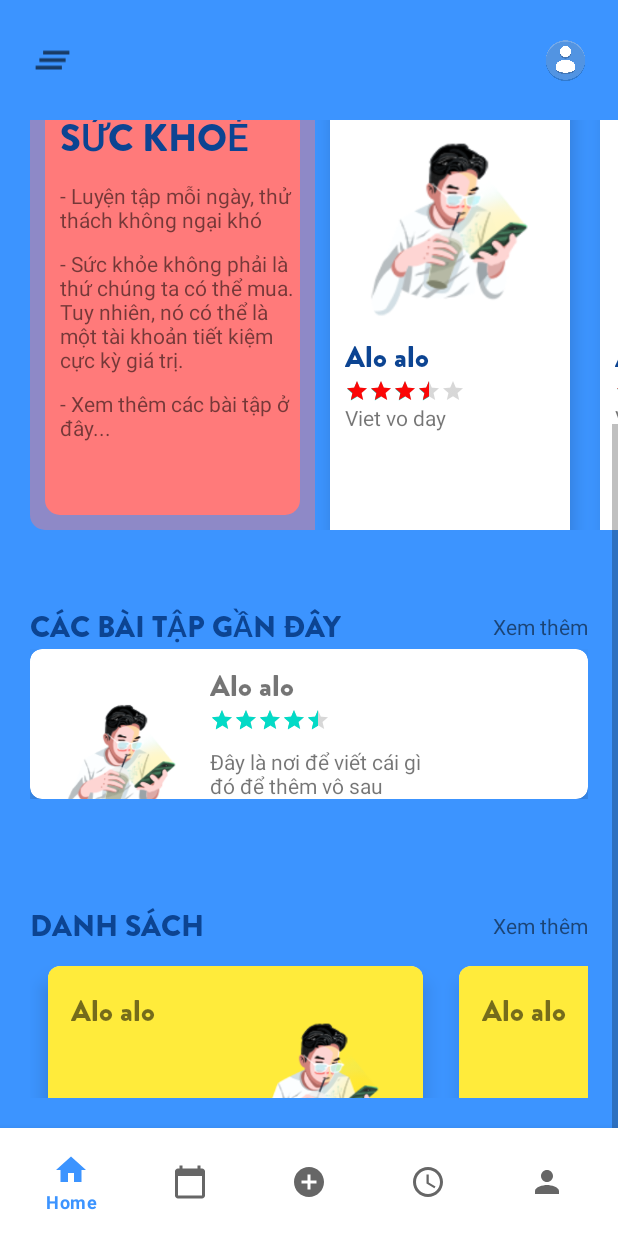
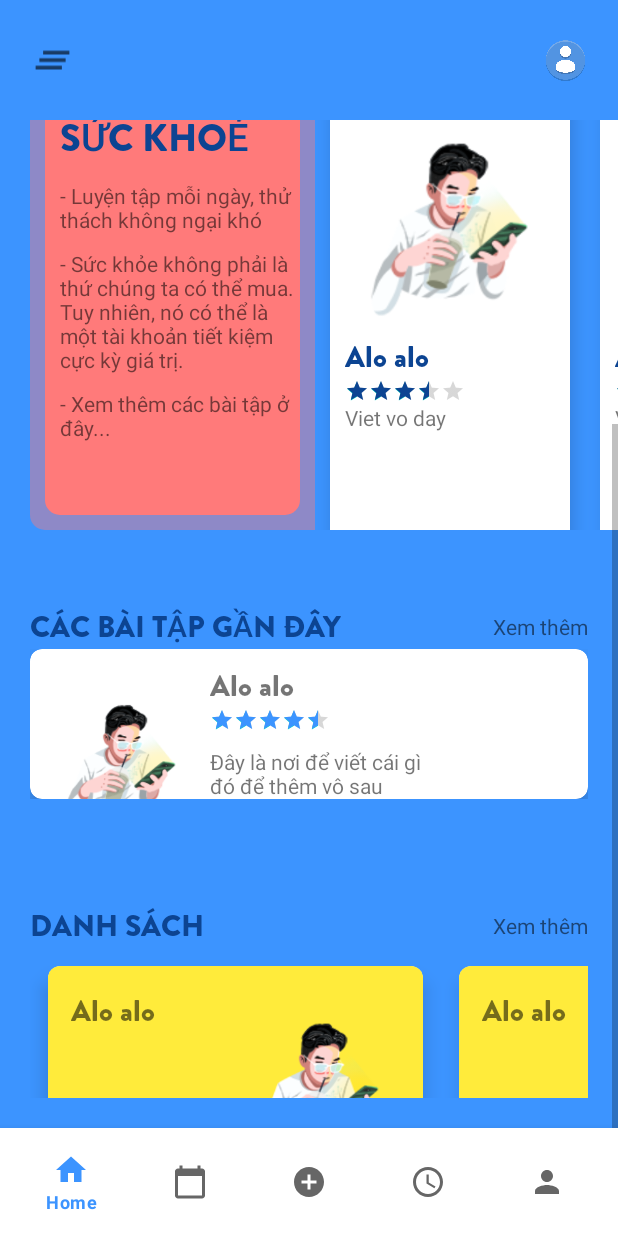
Before and after one commit to Long18/FitnessCare, an Android app: the screen it shows after launch once a user with an empty profile is signed in (MainActivity), scrolled down 290 dp, on a phone screen of 412 x 824 dp. Run offline under Robolectric (Android 15) with nearby library versions, the phone set to English and light mode, and no system bars; libraries missing offline, so code that uses them is left out: com.prolificinteractive.materialcalendarview, com.readystatesoftware.sqliteasset; 7 statements that could not run were skipped.

Commit message:
update color

```diff
--- a/app/src/main/res/layout/activity_forget_password.xml
+++ b/app/src/main/res/layout/activity_forget_password.xml
@@ -54,6 +54,7 @@
             android:layout_height="match_parent">
 
             <com.hbb20.CountryCodePicker
+                app:ccpDialog_searchEditTextTint="@color/colorPrimary"
                 android:id="@+id/phone_numer_forget"
                 android:layout_width="match_parent"
                 android:layout_height="wrap_content"
--- a/app/src/main/res/layout/activity_login.xml
+++ b/app/src/main/res/layout/activity_login.xml
@@ -54,6 +54,7 @@
                 android:paddingTop="10dp">
 
                 <com.hbb20.CountryCodePicker
+                    app:ccpDialog_searchEditTextTint="@color/colorPrimary"
                     android:id="@+id/phone_numer_log"
                     android:layout_width="match_parent"
                     android:layout_height="wrap_content"
--- a/app/src/main/res/layout/activity_register_part_three.xml
+++ b/app/src/main/res/layout/activity_register_part_three.xml
@@ -68,6 +68,7 @@
                     android:orientation="vertical">
 
                     <com.hbb20.CountryCodePicker
+                        app:ccpDialog_searchEditTextTint="@color/colorPrimary"
                         android:id="@+id/phone_numer"
                         android:layout_width="match_parent"
                         android:layout_height="wrap_content"
--- a/app/src/main/res/layout/activity_register_part_two.xml
+++ b/app/src/main/res/layout/activity_register_part_two.xml
@@ -85,18 +85,21 @@
                             android:id="@+id/radioButton3"
                             android:layout_width="wrap_content"
                             android:layout_height="wrap_content"
+                            android:buttonTint="@color/colorAccent"
                             android:text="Nam" />
 
                         <RadioButton
                             android:id="@+id/radioButton2"
                             android:layout_width="wrap_content"
                             android:layout_height="wrap_content"
+                            android:buttonTint="@color/colorAccent"
                             android:text="Nữ" />
 
                         <RadioButton
                             android:id="@+id/radioButton"
                             android:layout_width="wrap_content"
                             android:layout_height="wrap_content"
+                            android:buttonTint="@color/colorAccent"
                             android:text="Khác" />
                     </RadioGroup>
 
--- a/app/src/main/res/layout/categories_card.xml
+++ b/app/src/main/res/layout/categories_card.xml
@@ -18,7 +18,7 @@
             android:id="@+id/categories_title"
             android:layout_width="wrap_content"
             android:layout_height="wrap_content"
-            android:text="Đây là cái tiêu đề"
+            android:text="Cơ Tay"
             android:textSize="20sp"
             android:fontFamily="@font/brandon_grotesque_black"/>
 
--- a/app/src/main/res/layout/featured_card.xml
+++ b/app/src/main/res/layout/featured_card.xml
@@ -33,7 +33,7 @@
             style="@style/Widget.AppCompat.RatingBar.Small"
             android:layout_width="wrap_content"
             android:layout_height="wrap_content"
-            android:progressTint="#FB0606"
+            android:progressTint="@color/colorAccent"
             android:rating="3.5" />
 
         <TextView
--- a/app/src/main/res/layout/most_view_card.xml
+++ b/app/src/main/res/layout/most_view_card.xml
@@ -15,27 +15,29 @@
             android:id="@+id/ms_img"
             android:layout_width="100dp"
             android:layout_height="150dp"
-            android:src="@drawable/ic_mobile"/>
+            android:src="@drawable/ic_arms"/>
 
         <TextView
             android:id="@+id/ms_title"
             android:layout_width="wrap_content"
             android:layout_height="wrap_content"
-            android:text="Đây là tiêu đề"
+            android:text="Cơ Tay"
             android:layout_toRightOf="@id/ms_img"
             android:layout_marginLeft="10dp"
             android:textSize="20dp"
             android:fontFamily="@font/brandon_grotesque_black"/>
 
         <RatingBar
+
             android:id="@+id/ms_rating"
+            style="@style/Widget.AppCompat.RatingBar.Small"
             android:layout_width="wrap_content"
             android:layout_height="wrap_content"
-            style="@style/Widget.AppCompat.RatingBar.Small"
             android:layout_below="@id/ms_title"
+            android:layout_marginLeft="10dp"
             android:layout_toRightOf="@id/ms_img"
-            android:layout_marginLeft="10dp"
-            android:rating="4.5"/>
+            android:progressTint="@color/colorPrimary"
+            android:rating="4.5" />
 
         <TextView
             android:id="@+id/ms_desc"
```
Also changed, not shown: app/src/main/res/drawable/card_categories_1.xml (added, +9 -0 lines), app/src/main/res/drawable/card_categories_2.xml (added, +9 -0 lines), app/src/main/res/drawable/card_categories_3.xml (added, +9 -0 lines), app/src/main/res/drawable/card_categories_4.xml (added, +9 -0 lines), app/src/main/res/drawable/card_categories_5.xml (added, +9 -0 lines), app/src/main/res/layout/activity_all_categories.xml (+10 -10 lines).
